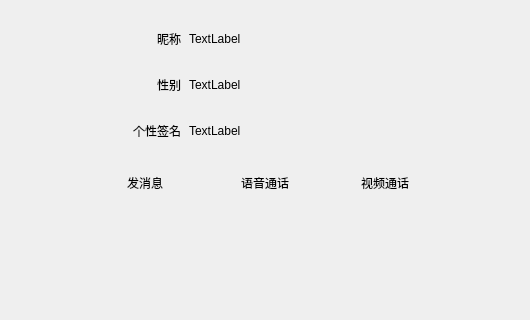
This is mptchat/friendinfopage.ui in mpt888666-collab/mptchat as Qt 5 draws it before an edit; both pictures show x 0 to 530 and y 300 to 620 of the 530 by 620 pixel window. The edited form follows.
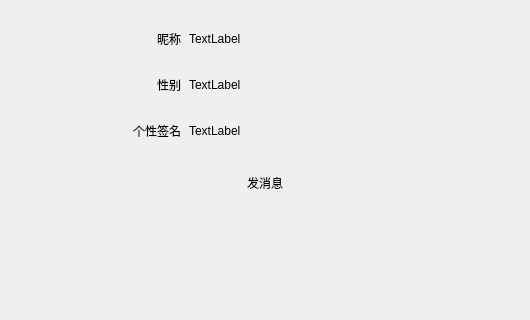
This is the edited form. Custom widgets are drawn as their Qt base class.

Diff of the .ui file:
```diff
--- a/mptchat/friendinfopage.ui
+++ b/mptchat/friendinfopage.ui
@@ -492,56 +492,6 @@
         </property>
        </widget>
       </item>
-      <item>
-       <widget class="QLabel" name="voice_label">
-        <property name="minimumSize">
-         <size>
-          <width>110</width>
-          <height>36</height>
-         </size>
-        </property>
-        <property name="maximumSize">
-         <size>
-          <width>110</width>
-          <height>36</height>
-         </size>
-        </property>
-        <property name="cursor">
-         <cursorShape>PointingHandCursor</cursorShape>
-        </property>
-        <property name="text">
-         <string>语音通话</string>
-        </property>
-        <property name="alignment">
-         <set>Qt::AlignmentFlag::AlignCenter</set>
-        </property>
-       </widget>
-      </item>
-      <item>
-       <widget class="QLabel" name="video_label">
-        <property name="minimumSize">
-         <size>
-          <width>110</width>
-          <height>36</height>
-         </size>
-        </property>
-        <property name="maximumSize">
-         <size>
-          <width>110</width>
-          <height>36</height>
-         </size>
-        </property>
-        <property name="cursor">
-         <cursorShape>PointingHandCursor</cursorShape>
-        </property>
-        <property name="text">
-         <string>视频通话</string>
-        </property>
-        <property name="alignment">
-         <set>Qt::AlignmentFlag::AlignCenter</set>
-        </property>
-       </widget>
-      </item>
         <item>
          <spacer name="action_right_stretch">
           <property name="orientation">
```
